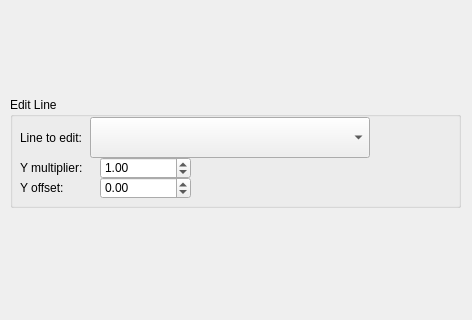
Above: src/WhiskerToolbox/AnalogViewer/analog_viewer.ui from paulmthompson/WhiskerToolbox before the change; both pictures show x 0 to 472 and y 223 to 543 of the 472 by 543 pixel window. Below: the same form after it.
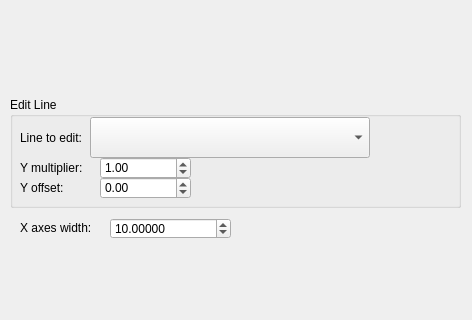
That is the form after the change. Custom widgets are drawn as their Qt base class.

Commit message: Add x window adjustment and fix naming

The edit to the form file:
```diff
--- a/src/WhiskerToolbox/AnalogViewer/analog_viewer.ui
+++ b/src/WhiskerToolbox/AnalogViewer/analog_viewer.ui
@@ -126,6 +126,41 @@
     </property>
    </widget>
   </widget>
+  <widget class="QLabel" name="label_4">
+   <property name="geometry">
+    <rect>
+     <x>20</x>
+     <y>440</y>
+     <width>81</width>
+     <height>21</height>
+    </rect>
+   </property>
+   <property name="text">
+    <string>X axes width:</string>
+   </property>
+  </widget>
+  <widget class="QDoubleSpinBox" name="xwidth_dspinbox">
+   <property name="geometry">
+    <rect>
+     <x>110</x>
+     <y>441</y>
+     <width>121</width>
+     <height>21</height>
+    </rect>
+   </property>
+   <property name="decimals">
+    <number>5</number>
+   </property>
+   <property name="minimum">
+    <double>0.000010000000000</double>
+   </property>
+   <property name="maximum">
+    <double>100000.000000000000000</double>
+   </property>
+   <property name="value">
+    <double>10.000000000000000</double>
+   </property>
+  </widget>
  </widget>
  <customwidgets>
   <customwidget>
```
The commit also changes 2 other files.
